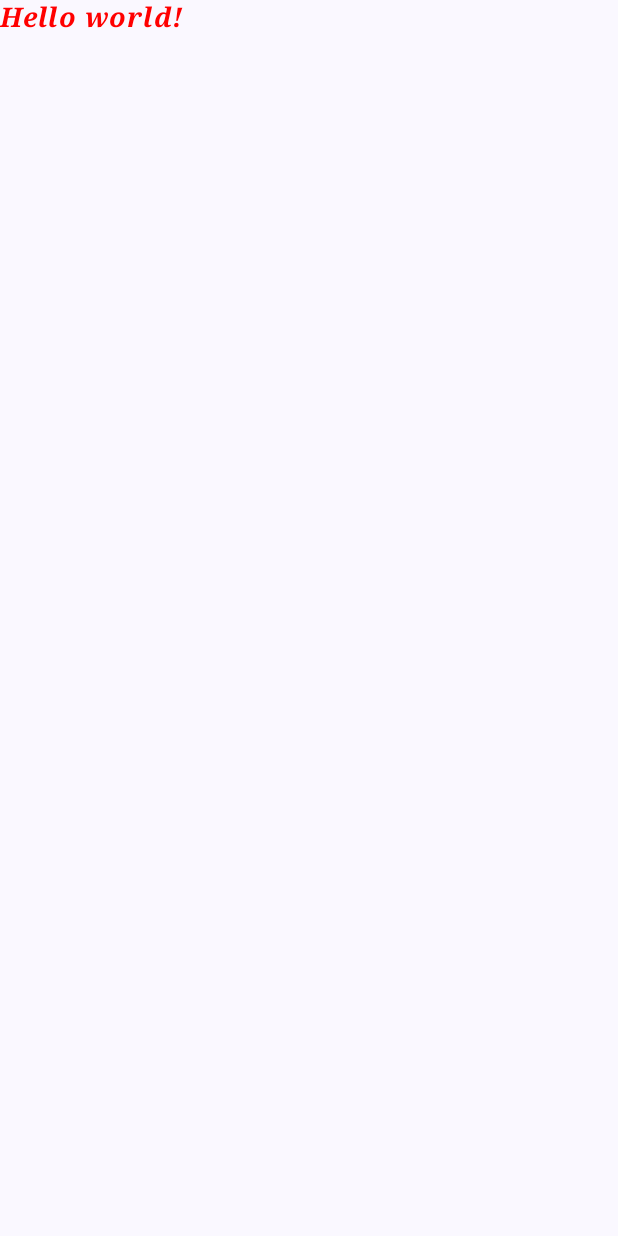
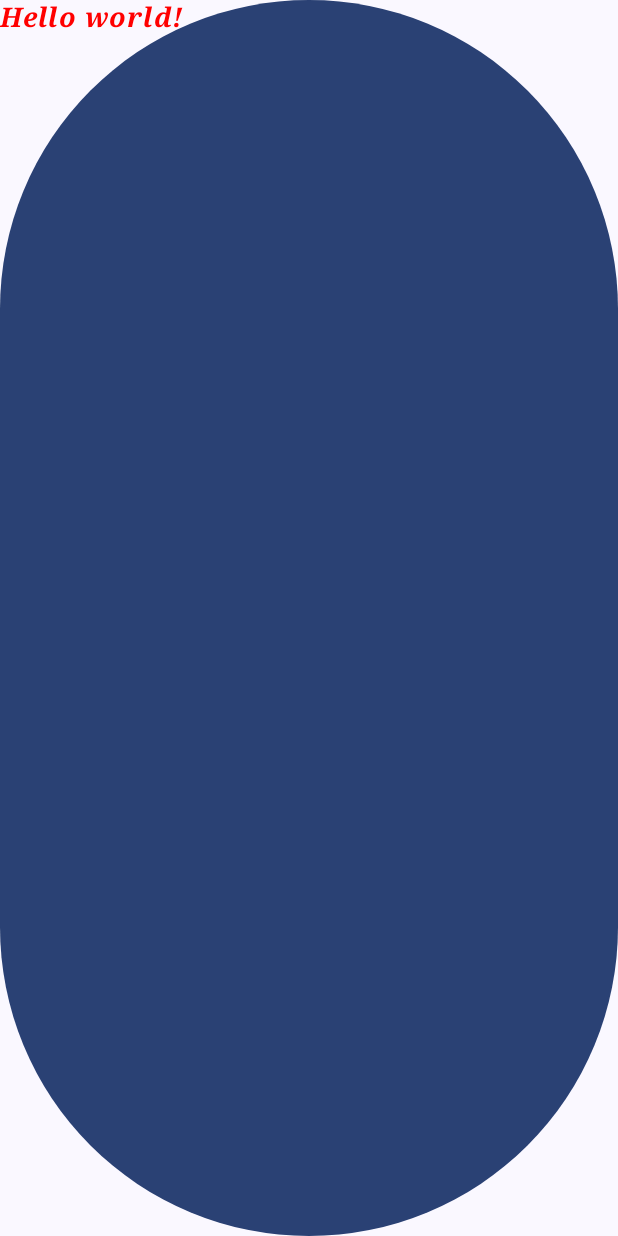
Before and after one commit to SectionOne/JetpackComposeApp, an Android app built with Jetpack Compose: the screen it shows after launch (MainActivity), on a phone screen of 412 x 824 dp. Before the commit the screen is almost empty. Run offline under Robolectric (Android 15) with nearby library versions, the phone set to English and light mode, and no system bars.

Commit message:
Codi JC4 - Botons i les seves propietats en Jetpack Compose

```diff
--- a/app/src/main/java/es/cibernarium/jetpackcomposeapp/MainActivity.kt
+++ b/app/src/main/java/es/cibernarium/jetpackcomposeapp/MainActivity.kt
@@ -6,6 +6,7 @@ import androidx.activity.compose.setContent
 import androidx.activity.enableEdgeToEdge
 import androidx.compose.foundation.layout.fillMaxSize
 import androidx.compose.foundation.layout.padding
+import androidx.compose.material3.Button
 import androidx.compose.material3.MaterialTheme
 import androidx.compose.material3.Scaffold
 import androidx.compose.material3.Surface
@@ -39,6 +40,8 @@ class MainActivity : ComponentActivity() {
                         fontWeight = FontWeight.Bold,
                         fontFamily = FontFamily.Serif
                     )
+
+                    Button(onClick = { /*TODO*/}){}
                 }
             }
         }
```
